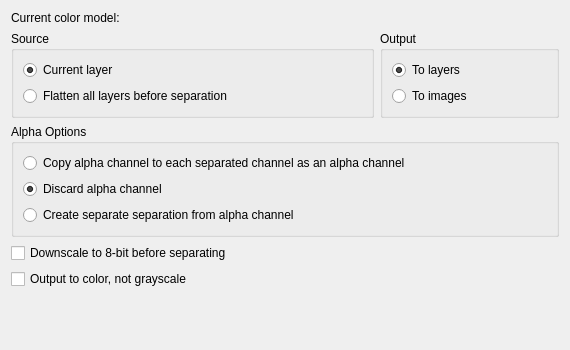
Qt form krita/plugins/extensions/separate_channels/wdg_separations.ui (KDE/krita) before a commit.
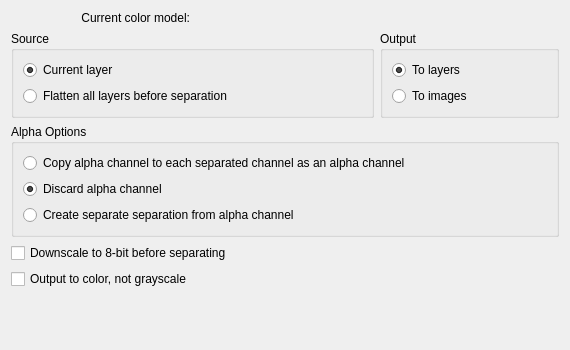
The same form after that commit.

Commit message:
Fix the alignment of labels in dialogs
Patch by Juan Palacios

Patch:
```diff
--- a/krita/plugins/extensions/separate_channels/wdg_separations.ui
+++ b/krita/plugins/extensions/separate_channels/wdg_separations.ui
@@ -16,6 +16,9 @@
      <property name="text">
       <string>Current color model:</string>
      </property>
+     <property name="alignment">
+      <set>Qt::AlignRight|Qt::AlignTrailing|Qt::AlignVCenter</set>
+     </property>
      <property name="wordWrap">
       <bool>false</bool>
      </property>
```
The commit also changes 71 other files.
